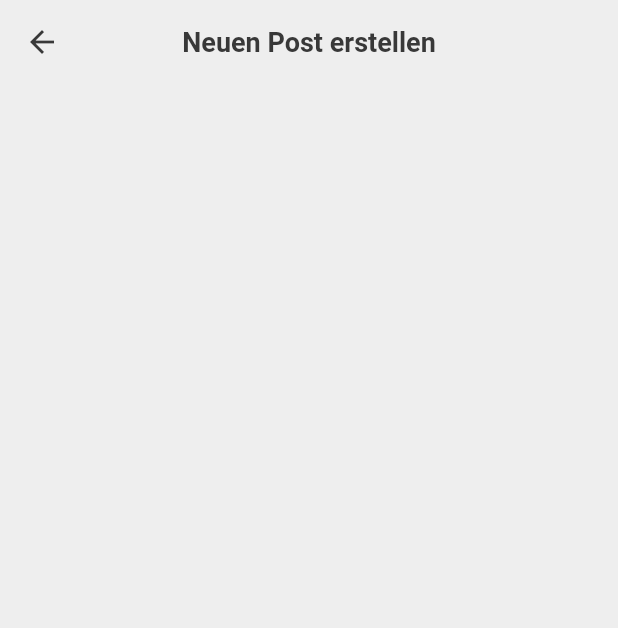
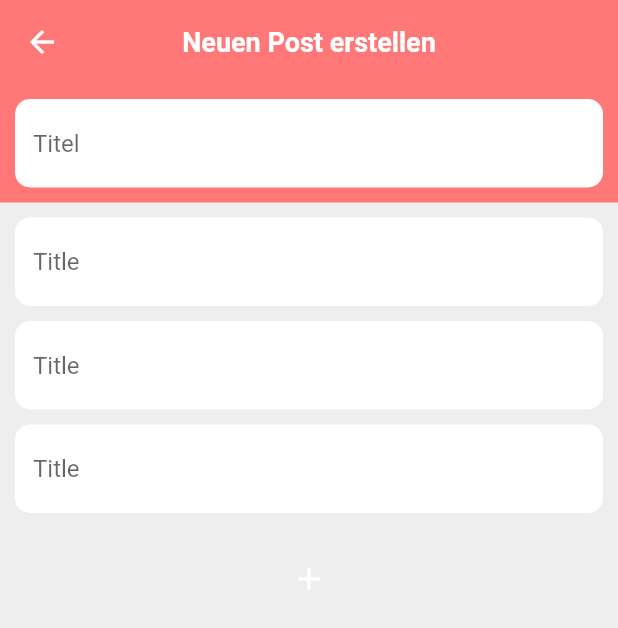
Before and after one commit to viMeetApp/app, a Flutter app: the CreatePostPage screen opened directly, on a phone screen of 412 x 824 dp. Shown: the top 628 px of the screen. Run offline on Flutter 3.47's test engine with Material 2 defaults, Android fonts, the phone set to English and light mode, and no system bars; our stand-ins replace bloc, bubble_bottom_bar, cloud_firestore, firebase_auth, firebase_core, flutter_bloc; accounts and stored records are empty.

Commit message:
worked on preset components; started work on createPostPage

```diff
--- a/lib/chat/view/chat_widget.dart
+++ b/lib/chat/view/chat_widget.dart
@@ -71,7 +71,7 @@ class ChatWidget extends StatelessWidget {
                                 controller: _chatController,
                                 decoration: InputDecoration(
                                   hintText: "Nahricht...",
-                                  fillColor: AppThemeData().colorCard,
+                                  fillColor: AppThemeData.colorCard,
                                   filled: true,
                                   border: OutlineInputBorder(
                                     gapPadding: 1,
@@ -84,7 +84,7 @@ class ChatWidget extends StatelessWidget {
                               IconButton(
                                   icon: Icon(
                                     Icons.send,
-                                    color: AppThemeData().colorControls,
+                                    color: AppThemeData.colorControls,
                                   ),
                                   onPressed: () {
                                     BlocProvider.of<ChatCubit>(context)
--- a/lib/chat/view/message_tile.dart
+++ b/lib/chat/view/message_tile.dart
@@ -21,10 +21,10 @@ class MessageTile extends StatelessWidget {
                   minWidth: size.width * 0.3, maxWidth: size.width * 0.7),
               decoration: BoxDecoration(
                 borderRadius: BorderRadius.only(
-                    topLeft: AppThemeData().varChatBubbleRadius,
-                    topRight: AppThemeData().varChatBubbleRadius,
-                    bottomLeft: AppThemeData().varChatBubbleRadius),
-                color: AppThemeData().swatchPrimary[50],
+                    topLeft: AppThemeData.varChatBubbleRadius,
+                    topRight: AppThemeData.varChatBubbleRadius,
+                    bottomLeft: AppThemeData.varChatBubbleRadius),
+                color: AppThemeData.swatchPrimary[50],
               ),
               padding: EdgeInsets.all(12.0),
               child: Column(
@@ -35,7 +35,7 @@ class MessageTile extends StatelessWidget {
                     child: Text(
                       message.author.name,
                       style: TextStyle(
-                          color: AppThemeData().colorTextRegular,
+                          color: AppThemeData.colorTextRegular,
                           fontWeight: FontWeight.bold),
                     ),
                   ),
@@ -60,10 +60,10 @@ class MessageTile extends StatelessWidget {
               width: MediaQuery.of(context).size.width * 0.7,
               decoration: BoxDecoration(
                   borderRadius: BorderRadius.only(
-                      topLeft: AppThemeData().varChatBubbleRadius,
-                      topRight: AppThemeData().varChatBubbleRadius,
-                      bottomRight: AppThemeData().varChatBubbleRadius),
-                  color: AppThemeData().colorCard),
+                      topLeft: AppThemeData.varChatBubbleRadius,
+                      topRight: AppThemeData.varChatBubbleRadius,
+                      bottomRight: AppThemeData.varChatBubbleRadius),
+                  color: AppThemeData.colorCard),
               padding: EdgeInsets.all(12.0),
               child: Column(
                 crossAxisAlignment: CrossAxisAlignment.start,
@@ -73,8 +73,8 @@ class MessageTile extends StatelessWidget {
                     child: Text(
                       message.content,
                       style: TextStyle(
-                          color: AppThemeData().colorControls,
-                          fontWeight: FontWeight.bold), //!What Color
+                          color: AppThemeData.colorControls,
+                          fontWeight: FontWeight.bold),
                     ),
                   ),
                   Text(
--- /dev/null
+++ b/lib/create_post/cubit/create_post_cubit.dart
@@ -0,0 +1,17 @@
+import 'package:bloc/bloc.dart';
+import 'package:meta/meta.dart';
+import 'package:authentication_repository/authentication_repository.dart';
+
+part 'create_post_state.dart';
+
+class CreatePostCubit extends Cubit<CreatePostState> {
+  CreatePostCubit() : super(CreatePostState.empty());
+
+  /// Document gets submitted
+  /// !TODO Checks if all fields are filled out
+  void submitted() async {
+    emit(CreatePostState.loading());
+
+    // !TODO implement the submitting of posts
+  }
+}
--- /dev/null
+++ b/lib/create_post/cubit/create_post_state.dart
@@ -0,0 +1,31 @@
+part of 'create_post_cubit.dart';
+
+@immutable
+class CreatePostState {
+  final bool isError;
+  final bool isSubmitted;
+  final bool isSubmitting;
+
+  CreatePostState(
+      {@required this.isError,
+      @required this.isSubmitted,
+      @required this.isSubmitting});
+  factory CreatePostState.empty() {
+    return CreatePostState(
+        isError: false, isSubmitted: false, isSubmitting: false);
+  }
+  factory CreatePostState.loading() {
+    return CreatePostState(
+        isError: false, isSubmitted: false, isSubmitting: true);
+  }
+  factory CreatePostState.success() {
+    return CreatePostState(
+        isError: false, isSubmitted: true, isSubmitting: false);
+  }
+  factory CreatePostState.error() {
+    return CreatePostState(
+        isError: true, isSubmitted: false, isSubmitting: false);
+  }
+}
+
+class LoginInitial extends CreatePostState {}
--- /dev/null
+++ b/lib/create_post/view/create_post_form.dart
@@ -0,0 +1,96 @@
+import 'package:flutter/material.dart';
+import 'package:flutter_bloc/flutter_bloc.dart';
+import 'package:signup_app/create_post/cubit/create_post_cubit.dart';
+import 'package:signup_app/util/Presets.dart';
+
+class CreatePostForm extends StatelessWidget {
+  TextEditingController _nameController = TextEditingController();
+  @override
+  Widget build(BuildContext context) {
+    return BlocListener<CreatePostCubit, CreatePostState>(
+      listener: (context, state) {
+        //When Logged In -> Call Authetication Bloc with Logged in
+        if (state.isSubmitted) {
+          // !TODO navigate to the next screen
+        }
+        //In Error Case or name invalid Show Error Snackbar
+        else if (state.isError) {
+          Scaffold.of(context)
+            ..hideCurrentSnackBar()
+            ..showSnackBar(const SnackBar(
+              content: Text('Bitte alle Felder ausfüllen'),
+            ));
+        }
+        //Show is Loading Snackbar
+        else if (state.isSubmitting) {
+          Scaffold.of(context)
+            ..hideCurrentSnackBar()
+            ..showSnackBar(const SnackBar(
+              content: Text('wird veröffentlicht'),
+            ));
+        }
+      },
+      child: BlocBuilder<CreatePostCubit, CreatePostState>(
+          buildWhen: (previous, current) => previous.isError != current.isError,
+          builder: (context, state) {
+            return Column(
+              children: [
+                Container(
+                  padding: EdgeInsets.all(10),
+                  color: AppThemeData.colorPrimaryLight,
+                  child: Column(
+                    children: [
+                      TextField(
+                        controller: _nameController,
+                        decoration:
+                            Presets.getTextFieldDecoration(hintText: "Titel"),
+                      ),
+                    ],
+                  ),
+                ),
+                Container(
+                    padding: EdgeInsets.all(10),
+                    child: Column(
+                      children: [
+                        Padding(
+                          padding: EdgeInsets.only(bottom: 10),
+                          child: TextField(
+                            controller: _nameController,
+                            decoration: Presets.getTextFieldDecoration(
+                                hintText: "Title"),
+                          ),
+                        ),
+                        Padding(
+                          padding: EdgeInsets.only(bottom: 10),
+                          child: TextField(
+                            controller: _nameController,
+                            decoration: Presets.getTextFieldDecoration(
+                                hintText: "Title"),
+                          ),
+                        ),
+                        Padding(
+                          padding: EdgeInsets.only(bottom: 10),
+                          child: TextField(
+                            controller: _nameController,
+                            decoration: Presets.getTextFieldDecoration(
+                                hintText: "Title"),
+                          ),
+                        ),
+                      ],
+                    )),
+                IconButton(
+                  splashColor: AppThemeData.colorPrimary,
+                  onPressed: () {
+                    BlocProvider.of<CreatePostCubit>(context).submitted();
+                  },
+                  icon: Icon(
+                    Icons.add,
+                    color: Colors.white,
+                  ),
+                ),
+              ],
+            );
+          }),
+    );
+  }
+}
--- a/lib/create_post/view/create_post_page.dart
+++ b/lib/create_post/view/create_post_page.dart
@@ -1,4 +1,8 @@
 import 'package:flutter/material.dart';
+import 'package:flutter_bloc/flutter_bloc.dart';
+import 'package:signup_app/create_post/cubit/create_post_cubit.dart';
+import 'package:signup_app/create_post/view/create_post_form.dart';
+import 'package:signup_app/util/Presets.dart';
 
 class CreatePostPage extends StatelessWidget {
   static Route route() {
@@ -8,10 +12,19 @@ class CreatePostPage extends StatelessWidget {
   @override
   Widget build(BuildContext context) {
     return Scaffold(
-      appBar: AppBar(
-        centerTitle: true,
-        title: Text("Neuen Post erstellen"),
-      ),
-    );
+        appBar: AppBar(
+          iconTheme: IconThemeData(color: AppThemeData.colorCard),
+          backgroundColor: AppThemeData.colorPrimaryLight,
+          title: Text(
+            "Neuen Post erstellen",
+            style: TextStyle(color: AppThemeData.colorTextInverted),
+          ),
+        ),
+        body: SafeArea(
+          child: BlocProvider<CreatePostCubit>(
+            create: (_) => CreatePostCubit(),
+            child: CreatePostForm(),
+          ),
+        ));
   }
 }
--- a/lib/postList/view/post_list_view.dart
+++ b/lib/postList/view/post_list_view.dart
@@ -20,7 +20,7 @@ class PostListView extends StatelessWidget {
                 //Top Search Bar
                 Container(
                   decoration: BoxDecoration(
-                      color: AppThemeData().colorCard,
+                      color: AppThemeData.colorCard,
                       border: Border.all(
                         color: Colors.transparent,
                       ),
--- a/lib/post_detailed/view/post_detailed_page.dart
+++ b/lib/post_detailed/view/post_detailed_page.dart
@@ -29,7 +29,7 @@ class PostDetailedPage extends StatelessWidget {
         create: (context) => PostdetailedCubit(post: post),
         child: Scaffold(
           appBar: AppBar(
-            backgroundColor: AppThemeData().colorCard,
+            backgroundColor: AppThemeData.colorCard,
             leading: IconButton(
               icon: Icon(Icons.arrow_back),
               onPressed: () {
@@ -88,7 +88,7 @@ class BlocDescription extends StatelessWidget {
         builder: (context, state) {
           return Container(
             decoration: new BoxDecoration(
-                color: AppThemeData().colorCard,
+                color: AppThemeData.colorCard,
                 borderRadius:
                     BorderRadius.vertical(bottom: Radius.circular(20)),
                 boxShadow: [
--- a/lib/util/Presets.dart
+++ b/lib/util/Presets.dart
@@ -4,19 +4,50 @@ import 'package:flutter/material.dart';
 ///
 /// Auslagerung in diese Klasse um die Konstanten an einem zentralen
 /// Ort zu halten
-class Presets {}
+class Presets {
+  // preset component decoration
+  static InputDecoration getTextFieldDecoration(
+      {String hintText = "", String errorText}) {
+    return InputDecoration(
+      hintText: hintText,
+      errorText: errorText,
+      filled: true,
+      border: OutlineInputBorder(
+        borderSide: BorderSide.none,
+        borderRadius: BorderRadius.circular(10),
+      ),
+      fillColor: AppThemeData.colorCard,
+      focusedBorder: OutlineInputBorder(
+        borderSide: BorderSide(color: AppThemeData.colorPrimary, width: 3.0),
+        borderRadius: BorderRadius.circular(10),
+      ),
+    );
+  }
+
+  static AppBarTheme getAppBarTheme(
+      {Color color = Colors.transparent,
+      Color elementsColor = AppThemeData.colorControls}) {
+    return AppBarTheme(
+      centerTitle: true,
+      color: Colors.transparent,
+      elevation: 0,
+      iconTheme: IconThemeData(color: elementsColor),
+    );
+  }
+}
 
 class AppThemeData {
   final Brightness brightness = Brightness.light;
 
   // define accent colors
   // current color scheme: https://coolors.co/1a535c-4ecdc4-f7fff7-ff6b6b-ffe66d
-  final Color colorPrimary = Color(0xFFFF6b6b);
-  final Color colorPrimaryLight = Color(0xffff7777);
-  final Color colorAccent = Color(0xff4ecdca);
-  final Color colorControls = Color(0xff383838);
+  static const Color colorPrimary = Color(0xFFFF6b6b);
+  static const Color colorPrimaryLight = Color(0xffff7777);
+  static const Color colorAccent = Color(0xff4ecdca);
+  static const Color colorControls = Color(0xff383838);
 
-  final ColorSwatch swatchPrimary = MaterialColor(Color(0xFFFF6b6b).value, {
+  static final ColorSwatch swatchPrimary =
+      MaterialColor(Color(0xFFFF6b6b).value, {
     50: Color(0xFFFFdddd),
     100: Color(0xFFFFc2c2),
     200: Color(0xFFFF9999),
@@ -30,15 +61,15 @@ class AppThemeData {
   });
 
   // define basic colors
-  final Color colorBase = Colors.grey[200];
-  final Color colorCard = Colors.white;
-  final Color colorTextRegular = Colors.grey[900];
-  final Color colorTextInverted = Colors.white;
+  static const Color colorBase = Color(0xffeeeeee);
+  static const Color colorCard = Colors.white;
+  static const Color colorTextRegular = Color(0xff333333);
+  static const Color colorTextInverted = Colors.white;
 
   // define basic variables
-  final String varFontFace = "Roboto";
-  final Radius varChatBubbleRadius = Radius.circular(12);
-  final Radius varCardRadius = Radius.circular(10);
+  static const String varFontFace = "Roboto";
+  static const Radius varChatBubbleRadius = Radius.circular(12);
+  static const Radius varCardRadius = Radius.circular(10);
 
   /// defining a material theme
   ThemeData get materialTheme {
@@ -55,12 +86,7 @@ class AppThemeData {
       scaffoldBackgroundColor: colorBase,
       cardColor: colorCard,
 
-      appBarTheme: AppBarTheme(
-        centerTitle: true,
-        color: Colors.transparent,
-        elevation: 0,
-        iconTheme: IconThemeData(color: colorControls),
-      ),
+      appBarTheme: Presets.getAppBarTheme(),
 
       // Element themes
       buttonTheme: ButtonThemeData(
```
Also changed, not shown: lib/home/view/home_page.dart (+7 -7 lines), lib/postList/view/post_tile.dart (+5 -5 lines).
